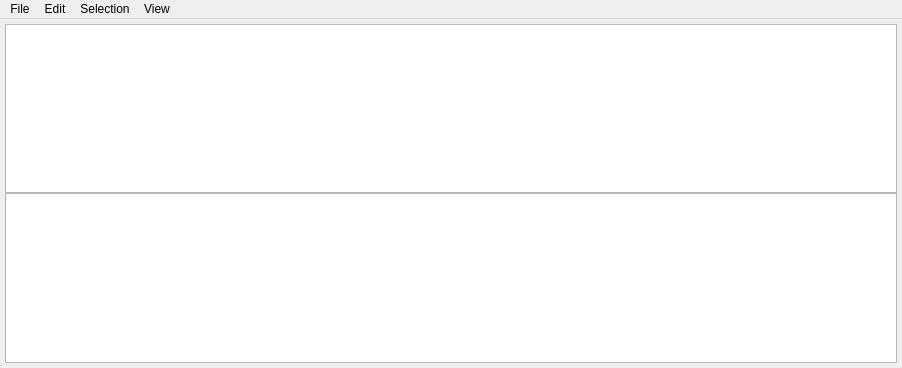
Above: src/csapex/ui/evaluation_window.ui from cogsys-tuebingen/csapex before the change. Below: the same form after it.
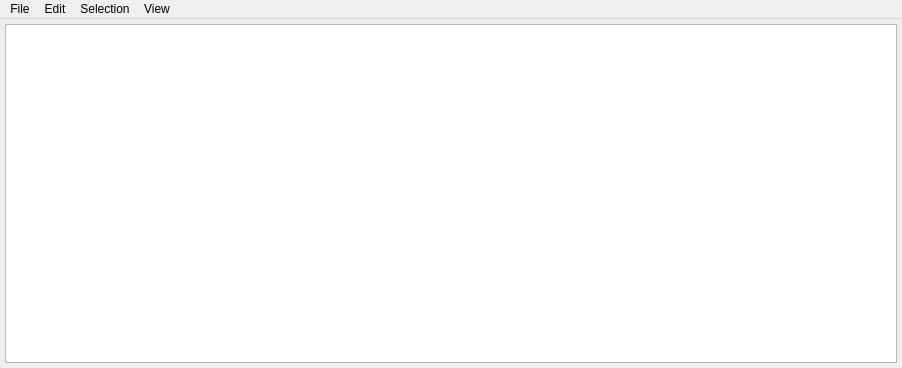
That is the form after the change. Icons and pictures are not drawn.

Commit message: proper splash screen

Patch:
```diff
--- a/src/csapex/ui/evaluation_window.ui
+++ b/src/csapex/ui/evaluation_window.ui
@@ -28,9 +28,6 @@
     <property name="margin">
      <number>5</number>
     </property>
-    <item>
-     <widget class="QGraphicsView" name="loading"/>
-    </item>
     <item>
      <widget class="QSplitter" name="splitter">
       <property name="orientation">
```
The commit also changes 6 other files.
